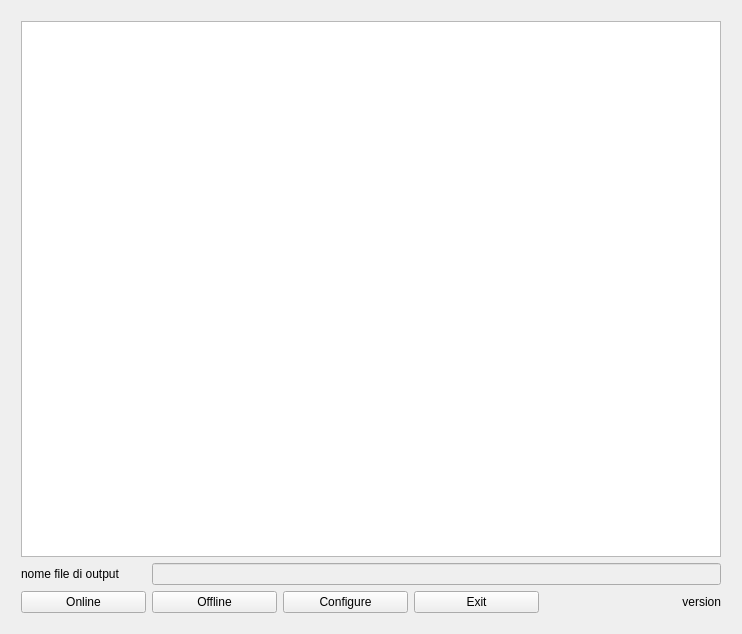
The window that src/singletonQtLogger.ui (wdastru/FantaCalcGui) describes before a commit, drawn with Qt 5.
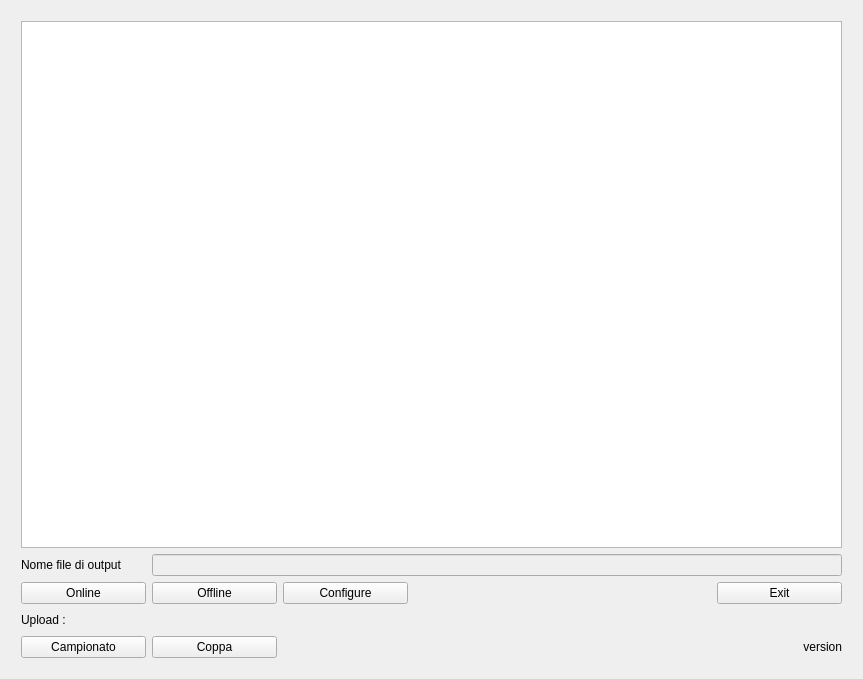
The same window after the commit.

Commit message: aggiunti bottoni upload in singletonQtLogger.ui

What changed in the file:
```diff
--- a/src/singletonQtLogger.ui
+++ b/src/singletonQtLogger.ui
@@ -6,8 +6,8 @@
    <rect>
     <x>0</x>
     <y>0</y>
-    <width>738</width>
-    <height>634</height>
+    <width>863</width>
+    <height>679</height>
    </rect>
   </property>
   <property name="windowTitle">
@@ -22,18 +22,18 @@
      <item row="1" column="0">
       <widget class="QLabel" name="label">
        <property name="text">
-        <string>nome file di output</string>
+        <string>Nome file di output</string>
        </property>
       </widget>
      </item>
-     <item row="1" column="1" colspan="5">
+     <item row="1" column="1" colspan="6">
       <widget class="QLineEdit" name="outputFileNameLineEdit">
        <property name="enabled">
         <bool>false</bool>
        </property>
       </widget>
      </item>
-     <item row="0" column="0" colspan="6">
+     <item row="0" column="0" colspan="7">
       <widget class="QPlainTextEdit" name="plainTextEdit">
        <property name="enabled">
         <bool>true</bool>
@@ -67,7 +67,49 @@
        </property>
       </widget>
      </item>
-     <item row="2" column="4" colspan="2">
+     <item row="2" column="0">
+      <widget class="QPushButton" name="onlineButton">
+       <property name="sizePolicy">
+        <sizepolicy hsizetype="Minimum" vsizetype="Fixed">
+         <horstretch>0</horstretch>
+         <verstretch>0</verstretch>
+        </sizepolicy>
+       </property>
+       <property name="minimumSize">
+        <size>
+         <width>125</width>
+         <height>0</height>
+        </size>
+       </property>
+       <property name="text">
+        <string>Online</string>
+       </property>
+      </widget>
+     </item>
+     <item row="4" column="0">
+      <widget class="QPushButton" name="uploadCampButton">
+       <property name="enabled">
+        <bool>true</bool>
+       </property>
+       <property name="text">
+        <string>Campionato</string>
+       </property>
+      </widget>
+     </item>
+     <item row="2" column="6">
+      <widget class="QPushButton" name="exitButton">
+       <property name="minimumSize">
+        <size>
+         <width>125</width>
+         <height>0</height>
+        </size>
+       </property>
+       <property name="text">
+        <string>Exit</string>
+       </property>
+      </widget>
+     </item>
+     <item row="4" column="2" colspan="5">
       <widget class="QLabel" name="versionLabel">
        <property name="sizePolicy">
         <sizepolicy hsizetype="Expanding" vsizetype="Fixed">
@@ -83,22 +125,30 @@
        </property>
       </widget>
      </item>
-     <item row="2" column="0">
-      <widget class="QPushButton" name="onlineButton">
-       <property name="sizePolicy">
-        <sizepolicy hsizetype="Minimum" vsizetype="Fixed">
-         <horstretch>0</horstretch>
-         <verstretch>0</verstretch>
-        </sizepolicy>
+     <item row="2" column="3" colspan="3">
+      <spacer name="horizontalSpacer">
+       <property name="orientation">
+        <enum>Qt::Horizontal</enum>
        </property>
-       <property name="minimumSize">
+       <property name="sizeHint" stdset="0">
         <size>
-         <width>125</width>
-         <height>0</height>
+         <width>40</width>
+         <height>20</height>
         </size>
        </property>
+      </spacer>
+     </item>
+     <item row="3" column="0">
+      <widget class="QLabel" name="uploadLabel">
        <property name="text">
-        <string>Online</string>
+        <string>Upload :</string>
+       </property>
+      </widget>
+     </item>
+     <item row="4" column="1">
+      <widget class="QPushButton" name="uploadCoppaButton">
+       <property name="text">
+        <string>Coppa</string>
        </property>
       </widget>
      </item>
@@ -128,18 +178,18 @@
        </property>
       </widget>
      </item>
-     <item row="2" column="3">
-      <widget class="QPushButton" name="exitButton">
-       <property name="minimumSize">
+     <item row="3" column="1" colspan="6">
+      <spacer name="horizontalSpacer_2">
+       <property name="orientation">
+        <enum>Qt::Horizontal</enum>
+       </property>
+       <property name="sizeHint" stdset="0">
         <size>
-         <width>125</width>
-         <height>0</height>
+         <width>40</width>
+         <height>20</height>
         </size>
        </property>
-       <property name="text">
-        <string>Exit</string>
-       </property>
-      </widget>
+      </spacer>
      </item>
     </layout>
    </item>
```
Left out of the diff: 3 changed lines with no effect on the pictures. The commit also changes 2 other files.
